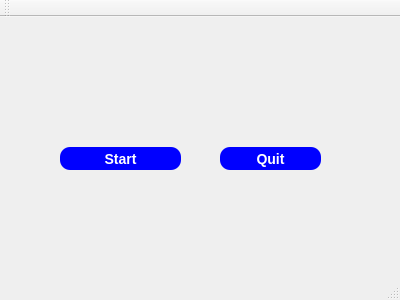
The window that mainwindow.ui (rladeon/qt5-json) describes before a commit, drawn with Qt 5.
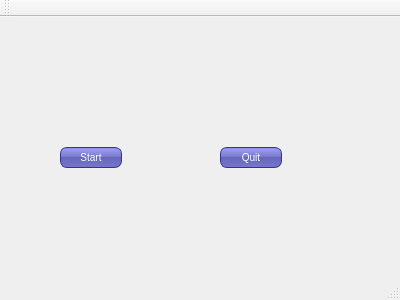
The same window after the commit.

Commit message: add style to listView

What changed in the file:
```diff
--- a/mainwindow.ui
+++ b/mainwindow.ui
@@ -14,7 +14,22 @@
    <string>MainWindow</string>
   </property>
   <property name="styleSheet">
-   <string notr="true"/>
+   <string notr="true">QPushButton {
+color: white;
+background-color: QLinearGradient( x1: 0, y1: 0, x2: 0, y2: 1, stop: 0 #88d, stop: 0.1 #99e, stop: 0.49 #77c, stop: 0.5 #66b, stop: 1 #77c);
+border-width: 1px;
+border-color: #339;
+border-style: solid;
+border-radius: 7;
+padding: 3px;
+font-size: 10px;
+padding-left: 5px;
+padding-right: 5px;
+min-width: 50px;
+max-width: 50px;
+min-height: 13px;
+max-height: 13px;
+}</string>
   </property>
   <widget class="QWidget" name="centralWidget">
    <widget class="QPushButton" name="pushButton">
@@ -22,24 +37,26 @@
      <rect>
       <x>60</x>
       <y>130</y>
-      <width>121</width>
-      <height>23</height>
+      <width>97</width>
+      <height>21</height>
      </rect>
     </property>
     <property name="styleSheet">
-     <string notr="true">QPushButton#pushButton {
-    background-color: blue;
-   
-    border-radius: 10px;
-    border-color: beige;
-    font: bold 14px;
-    min-width: 5em;
-
-	color: white;
-}
-QPushButton:pressed {
-    background-color: qlineargradient(x1: 0, y1: 0, x2: 0, y2: 1,
-                                      stop: 0 #dadbde, stop: 1 #f6f7fa);
+     <string notr="true">QPushButton {
+color: white;
+background-color: QLinearGradient( x1: 0, y1: 0, x2: 0, y2: 1, stop: 0 #88d, stop: 0.1 #99e, stop: 0.49 #77c, stop: 0.5 #66b, stop: 1 #77c);
+border-width: 1px;
+border-color: #339;
+border-style: solid;
+border-radius: 7;
+padding: 3px;
+font-size: 10px;
+padding-left: 5px;
+padding-right: 5px;
+min-width: 50px;
+max-width: 50px;
+min-height: 13px;
+max-height: 13px;
 }</string>
     </property>
     <property name="text">
@@ -51,21 +68,12 @@
      <rect>
       <x>220</x>
       <y>130</y>
-      <width>101</width>
-      <height>23</height>
+      <width>97</width>
+      <height>21</height>
      </rect>
     </property>
     <property name="styleSheet">
-     <string notr="true">QPushButton#pushButton_2 {
-    background-color: blue;
-   color: #ffffff;
-
-    border-radius: 10px;
-    border-color: beige;
-    font: bold 14px;
-    min-width: 5em;
-
-}</string>
+     <string notr="true"/>
     </property>
     <property name="text">
      <string>Quit</string>
```
The commit also changes 1 other file.
